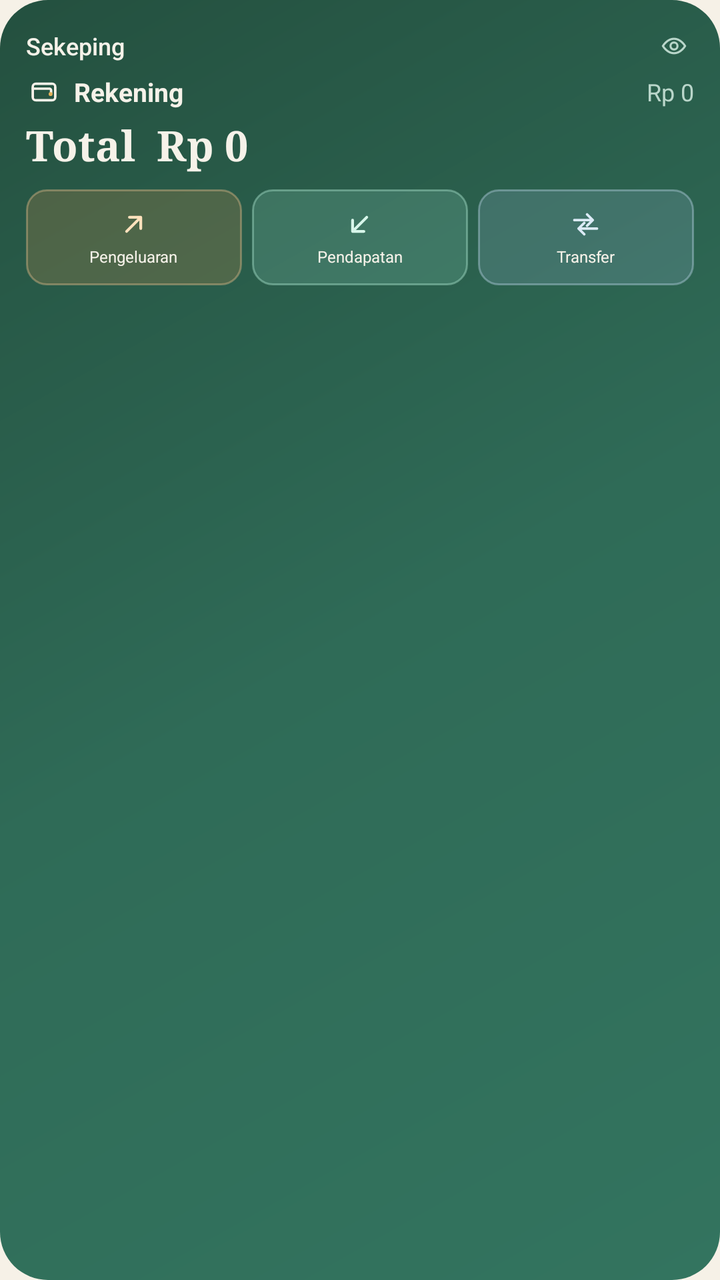
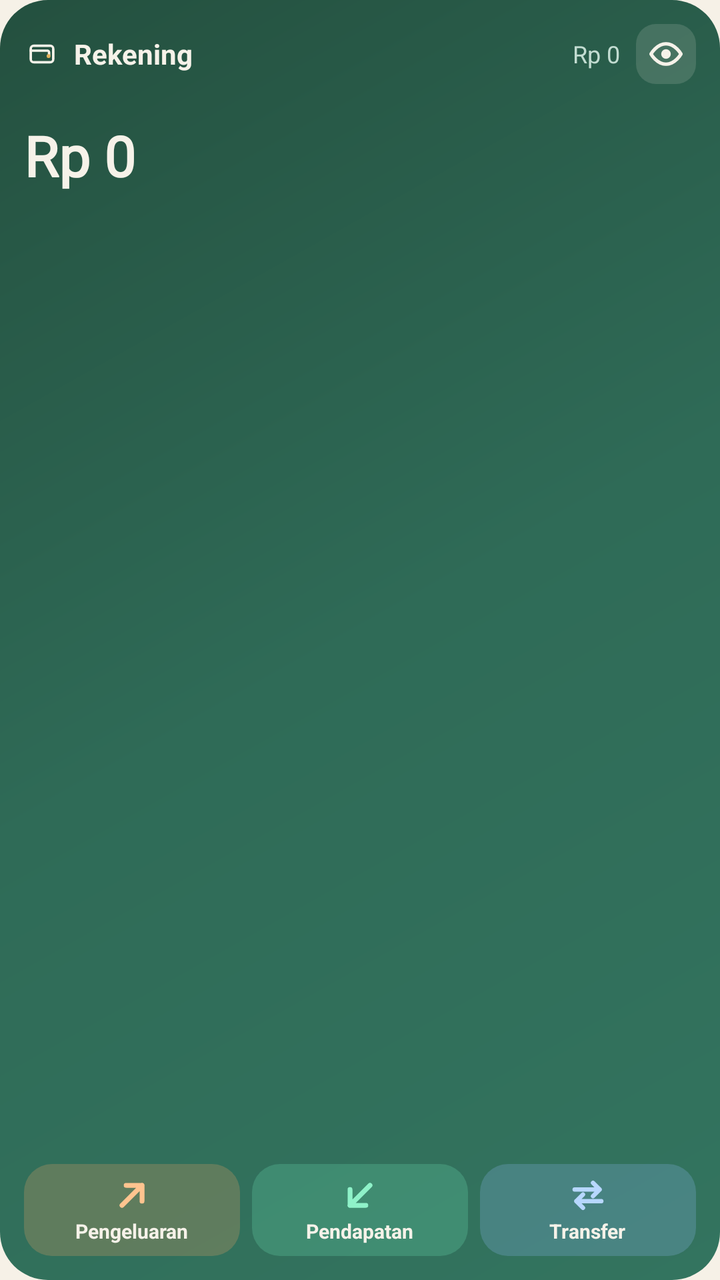

Before-and-after screenshots of an Android layout around one commit, followed by the original layout XML and the change that was made.
<!-- AndroidManifest.xml: application theme Theme.Sekeping -->
<!-- res/layout/widget_sekeping_medium.xml -->
<?xml version="1.0" encoding="utf-8"?>
<LinearLayout xmlns:android="http://schemas.android.com/apk/res/android"
    android:id="@+id/widget_root"
    android:layout_width="match_parent"
    android:layout_height="match_parent"
    android:background="@drawable/widget_bg"
    android:contentDescription="@string/widget_open"
    android:orientation="vertical"
    android:padding="13dp">

    <LinearLayout
        android:layout_width="match_parent"
        android:layout_height="wrap_content"
        android:gravity="center_vertical"
        android:orientation="horizontal">

        <TextView
            android:layout_width="wrap_content"
            android:layout_height="wrap_content"
            android:fontFamily="sans-serif-medium"
            android:text="@string/app_name"
            android:textColor="@color/widget_cream"
            android:textSize="12sp" />

        <TextView
            android:layout_width="0dp"
            android:layout_height="1dp"
            android:layout_weight="1" />

        <ImageView
            android:id="@+id/widget_eye"
            android:layout_width="20dp"
            android:layout_height="20dp"
            android:contentDescription="@string/widget_toggle_amounts"
            android:padding="3dp"
            android:src="@drawable/ic_eye"
            android:tint="@color/widget_muted" />
    </LinearLayout>

    <LinearLayout
        android:layout_width="match_parent"
        android:layout_height="wrap_content"
        android:layout_marginTop="4dp"
        android:gravity="center_vertical"
        android:orientation="horizontal">

        <ImageView
            android:id="@+id/widget_provider_icon"
            android:layout_width="18dp"
            android:layout_height="18dp"
            android:contentDescription="@string/widget_provider"
            android:src="@drawable/ic_wallet" />

        <TextView
            android:id="@+id/widget_provider"
            android:layout_width="0dp"
            android:layout_height="wrap_content"
            android:layout_marginStart="6dp"
            android:layout_weight="1"
            android:ellipsize="end"
            android:maxLines="1"
            android:text="@string/widget_provider"
            android:textColor="@color/widget_cream"
            android:textSize="13sp"
            android:textStyle="bold" />

        <TextView
            android:id="@+id/widget_provider_balance"
            android:layout_width="wrap_content"
            android:layout_height="wrap_content"
            android:layout_marginStart="8dp"
            android:ellipsize="end"
            android:maxLines="1"
            android:text="Rp 0"
            android:textColor="@color/widget_muted"
            android:textSize="12sp" />
    </LinearLayout>

    <TextView
        android:id="@+id/widget_total"
        android:layout_width="match_parent"
        android:layout_height="wrap_content"
        android:layout_marginTop="3dp"
        android:ellipsize="end"
        android:fontFamily="serif"
        android:maxLines="1"
        android:text="Total  Rp 0"
        android:textColor="@color/widget_cream"
        android:textSize="21sp"
        android:textStyle="bold" />

    <LinearLayout
        android:layout_width="match_parent"
        android:layout_height="48dp"
        android:layout_marginTop="8dp"
        android:orientation="horizontal">

        <LinearLayout
            android:id="@+id/widget_expense"
            android:layout_width="0dp"
            android:layout_height="match_parent"
            android:layout_marginEnd="5dp"
            android:layout_weight="1"
            android:background="@drawable/widget_btn_expense"
            android:clickable="true"
            android:contentDescription="@string/widget_expense"
            android:focusable="true"
            android:gravity="center"
            android:orientation="vertical">

            <ImageView
                android:layout_width="17dp"
                android:layout_height="17dp"
                android:contentDescription="@string/widget_expense"
                android:src="@drawable/ic_widget_expense"
                android:tint="@color/widget_icon_expense" />

            <TextView
                android:id="@+id/widget_expense_label"
                android:layout_width="wrap_content"
                android:layout_height="wrap_content"
                android:layout_marginTop="2dp"
                android:maxLines="1"
                android:text="@string/widget_expense"
                android:textColor="@color/widget_cream"
                android:textSize="8sp" />
        </LinearLayout>

        <LinearLayout
            android:id="@+id/widget_income"
            android:layout_width="0dp"
            android:layout_height="match_parent"
            android:layout_marginEnd="5dp"
            android:layout_weight="1"
            android:background="@drawable/widget_btn_income"
            android:clickable="true"
            android:contentDescription="@string/widget_income"
            android:focusable="true"
            android:gravity="center"
            android:orientation="vertical">

            <ImageView
                android:layout_width="17dp"
                android:layout_height="17dp"
                android:contentDescription="@string/widget_income"
                android:src="@drawable/ic_widget_income"
                android:tint="@color/widget_icon_income" />

            <TextView
                android:id="@+id/widget_income_label"
                android:layout_width="wrap_content"
                android:layout_height="wrap_content"
                android:layout_marginTop="2dp"
                android:maxLines="1"
                android:text="@string/widget_income"
                android:textColor="@color/widget_cream"
                android:textSize="8sp" />
        </LinearLayout>

        <LinearLayout
            android:id="@+id/widget_transfer"
            android:layout_width="0dp"
            android:layout_height="match_parent"
            android:layout_weight="1"
            android:background="@drawable/widget_btn_transfer"
            android:clickable="true"
            android:contentDescription="@string/widget_transfer"
            android:focusable="true"
            android:gravity="center"
            android:orientation="vertical">

            <ImageView
                android:layout_width="17dp"
                android:layout_height="17dp"
                android:contentDescription="@string/widget_transfer"
                android:src="@drawable/ic_widget_transfer"
                android:tint="@color/widget_icon_transfer" />

            <TextView
                android:id="@+id/widget_transfer_label"
                android:layout_width="wrap_content"
                android:layout_height="wrap_content"
                android:layout_marginTop="2dp"
                android:maxLines="1"
                android:text="@string/widget_transfer"
                android:textColor="@color/widget_cream"
                android:textSize="8sp" />
        </LinearLayout>
    </LinearLayout>
</LinearLayout>
<!-- resources referenced by this layout -->
<resources>
  <color name="widget_icon_expense">#FFE1BC</color>
  <color name="widget_icon_income">#D8F6EA</color>
  <color name="widget_icon_transfer">#DCEBF7</color>
  <color name="widget_muted">#B9D6CA</color>
  <!-- drawable ic_eye (drawable) -->
  <vector xmlns:android="http://schemas.android.com/apk/res/android"
      android:width="24dp" android:height="24dp"
      android:viewportWidth="24" android:viewportHeight="24">
      <path android:fillColor="#00000000" android:strokeColor="#FFFFFFFF" android:strokeWidth="1.8"
          android:pathData="M2.5,12S6,5.8 12,5.8 21.5,12 21.5,12 18,18.2 12,18.2 2.5,12 2.5,12Z" />
      <path android:fillColor="#00000000" android:strokeColor="#FFFFFFFF" android:strokeWidth="1.8"
          android:pathData="M12,12m-3,0a3,3 0 1,0 6,0a3,3 0 1,0 -6,0" />
  </vector>
  <!-- drawable ic_widget_expense (drawable) -->
  <?xml version="1.0" encoding="utf-8"?>
  <vector xmlns:android="http://schemas.android.com/apk/res/android"
      android:width="24dp"
      android:height="24dp"
      android:viewportWidth="24"
      android:viewportHeight="24">
      <path
          android:fillColor="#00000000"
          android:pathData="M7,17L17,7M9,7h8v8"
          android:strokeColor="#FFFFFFFF"
          android:strokeLineCap="round"
          android:strokeLineJoin="round"
          android:strokeWidth="1.9" />
  </vector>
  <!-- drawable ic_widget_income (drawable) -->
  <?xml version="1.0" encoding="utf-8"?>
  <vector xmlns:android="http://schemas.android.com/apk/res/android"
      android:width="24dp"
      android:height="24dp"
      android:viewportWidth="24"
      android:viewportHeight="24">
      <path
          android:fillColor="#00000000"
          android:pathData="M17,7L7,17M15,17H7V9"
          android:strokeColor="#FFFFFFFF"
          android:strokeLineCap="round"
          android:strokeLineJoin="round"
          android:strokeWidth="1.9" />
  </vector>
  <!-- drawable ic_widget_transfer (drawable) -->
  <?xml version="1.0" encoding="utf-8"?>
  <vector xmlns:android="http://schemas.android.com/apk/res/android"
      android:width="24dp"
      android:height="24dp"
      android:viewportWidth="24"
      android:viewportHeight="24">
      <path
          android:fillColor="#00000000"
          android:pathData="M4,9h13m-4,-4l4,4l-4,4M20,15H7m4,4l-4,-4l4,-4"
          android:strokeColor="#FFFFFFFF"
          android:strokeLineCap="round"
          android:strokeLineJoin="round"
          android:strokeWidth="1.8" />
  </vector>
  <!-- drawable widget_btn_expense (drawable) -->
  <?xml version="1.0" encoding="utf-8"?>
  <ripple xmlns:android="http://schemas.android.com/apk/res/android"
      android:color="#33FFFFFF">
      <item>
          <shape android:shape="rectangle">
              <solid android:color="#3DC98A4B" />
              <corners android:radius="10dp" />
              <stroke
                  android:width="1dp"
                  android:color="#66E8BE8C" />
          </shape>
      </item>
  </ripple>
  <!-- drawable widget_btn_income (drawable) -->
  <?xml version="1.0" encoding="utf-8"?>
  <ripple xmlns:android="http://schemas.android.com/apk/res/android"
      android:color="#33FFFFFF">
      <item>
          <shape android:shape="rectangle">
              <solid android:color="#338FD8C0" />
              <corners android:radius="10dp" />
              <stroke
                  android:width="1dp"
                  android:color="#66B4EED8" />
          </shape>
      </item>
  </ripple>
  <!-- drawable widget_btn_transfer (drawable) -->
  <?xml version="1.0" encoding="utf-8"?>
  <ripple xmlns:android="http://schemas.android.com/apk/res/android"
      android:color="#33FFFFFF">
      <item>
          <shape android:shape="rectangle">
              <solid android:color="#339DBBD4" />
              <corners android:radius="10dp" />
              <stroke
                  android:width="1dp"
                  android:color="#66BED7EC" />
          </shape>
      </item>
  </ripple>
  <string name="app_name">Sekeping</string>
  <!-- unchanged entries left out for length: 14 -->
</resources>

<!-- the commit's change to res/layout/widget_sekeping_medium.xml (unified diff, before → after) -->
@@ -6,41 +6,11 @@
     android:background="@drawable/widget_bg"
     android:contentDescription="@string/widget_open"
     android:orientation="vertical"
-    android:padding="13dp">
+    android:padding="12dp">
 
     <LinearLayout
         android:layout_width="match_parent"
         android:layout_height="wrap_content"
-        android:gravity="center_vertical"
-        android:orientation="horizontal">
-
-        <TextView
-            android:layout_width="wrap_content"
-            android:layout_height="wrap_content"
-            android:fontFamily="sans-serif-medium"
-            android:text="@string/app_name"
-            android:textColor="@color/widget_cream"
-            android:textSize="12sp" />
-
-        <TextView
-            android:layout_width="0dp"
-            android:layout_height="1dp"
-            android:layout_weight="1" />
-
-        <ImageView
-            android:id="@+id/widget_eye"
-            android:layout_width="20dp"
-            android:layout_height="20dp"
-            android:contentDescription="@string/widget_toggle_amounts"
-            android:padding="3dp"
-            android:src="@drawable/ic_eye"
-            android:tint="@color/widget_muted" />
-    </LinearLayout>
-
-    <LinearLayout
-        android:layout_width="match_parent"
-        android:layout_height="wrap_content"
-        android:layout_marginTop="4dp"
         android:gravity="center_vertical"
         android:orientation="horizontal">
 
@@ -55,51 +25,77 @@
             android:id="@+id/widget_provider"
             android:layout_width="0dp"
             android:layout_height="wrap_content"
-            android:layout_marginStart="6dp"
+            android:layout_marginStart="7dp"
             android:layout_weight="1"
             android:ellipsize="end"
             android:maxLines="1"
             android:text="@string/widget_provider"
             android:textColor="@color/widget_cream"
-            android:textSize="13sp"
+            android:textSize="14sp"
             android:textStyle="bold" />
 
         <TextView
             android:id="@+id/widget_provider_balance"
             android:layout_width="wrap_content"
             android:layout_height="wrap_content"
-            android:layout_marginStart="8dp"
+            android:layout_marginStart="6dp"
             android:ellipsize="end"
             android:maxLines="1"
             android:text="Rp 0"
             android:textColor="@color/widget_muted"
             android:textSize="12sp" />
+
+        <ImageView
+            android:id="@+id/widget_eye"
+            android:layout_width="30dp"
+            android:layout_height="30dp"
+            android:layout_marginStart="8dp"
+            android:background="@drawable/widget_chip"
+            android:contentDescription="@string/widget_toggle_amounts"
+            android:padding="6dp"
+            android:src="@drawable/ic_eye"
+            android:tint="@color/widget_cream" />
     </LinearLayout>
+
+    <TextView
+        android:id="@+id/widget_total_label"
+        android:layout_width="match_parent"
+        android:layout_height="wrap_content"
+        android:layout_marginTop="6dp"
+        android:ellipsize="end"
+        android:letterSpacing="0.14"
+        android:maxLines="1"
+        android:textAllCaps="true"
+        android:textColor="@color/widget_muted"
+        android:textSize="8sp"
+        android:textStyle="bold" />
 
     <TextView
         android:id="@+id/widget_total"
         android:layout_width="match_parent"
         android:layout_height="wrap_content"
-        android:layout_marginTop="3dp"
         android:ellipsize="end"
-        android:fontFamily="serif"
         android:maxLines="1"
-        android:text="Total  Rp 0"
+        android:text="Rp 0"
         android:textColor="@color/widget_cream"
-        android:textSize="21sp"
-        android:textStyle="bold" />
+        android:textSize="28sp"
+        android:textStyle="bold"
+        style="@style/WidgetBalance" />
+
+    <View
+        android:layout_width="match_parent"
+        android:layout_height="0dp"
+        android:layout_weight="1" />
 
     <LinearLayout
         android:layout_width="match_parent"
-        android:layout_height="48dp"
-        android:layout_marginTop="8dp"
+        android:layout_height="46dp"
         android:orientation="horizontal">
 
         <LinearLayout
             android:id="@+id/widget_expense"
             android:layout_width="0dp"
             android:layout_height="match_parent"
-            android:layout_marginEnd="5dp"
             android:layout_weight="1"
             android:background="@drawable/widget_btn_expense"
             android:clickable="true"
@@ -109,8 +105,8 @@
             android:orientation="vertical">
 
             <ImageView
-                android:layout_width="17dp"
-                android:layout_height="17dp"
+                android:layout_width="20dp"
+                android:layout_height="20dp"
                 android:contentDescription="@string/widget_expense"
                 android:src="@drawable/ic_widget_expense"
                 android:tint="@color/widget_icon_expense" />
@@ -119,18 +115,19 @@
                 android:id="@+id/widget_expense_label"
                 android:layout_width="wrap_content"
                 android:layout_height="wrap_content"
-                android:layout_marginTop="2dp"
+                android:layout_marginTop="1dp"
                 android:maxLines="1"
                 android:text="@string/widget_expense"
                 android:textColor="@color/widget_cream"
-                android:textSize="8sp" />
+                android:textSize="10sp"
+                android:textStyle="bold" />
         </LinearLayout>
 
         <LinearLayout
             android:id="@+id/widget_income"
             android:layout_width="0dp"
             android:layout_height="match_parent"
-            android:layout_marginEnd="5dp"
+            android:layout_marginStart="6dp"
             android:layout_weight="1"
             android:background="@drawable/widget_btn_income"
             android:clickable="true"
@@ -140,8 +137,8 @@
             android:orientation="vertical">
 
             <ImageView
-                android:layout_width="17dp"
-                android:layout_height="17dp"
+                android:layout_width="20dp"
+                android:layout_height="20dp"
                 android:contentDescription="@string/widget_income"
                 android:src="@drawable/ic_widget_income"
                 android:tint="@color/widget_icon_income" />
@@ -150,17 +147,19 @@
                 android:id="@+id/widget_income_label"
                 android:layout_width="wrap_content"
                 android:layout_height="wrap_content"
-                android:layout_marginTop="2dp"
+                android:layout_marginTop="1dp"
                 android:maxLines="1"
                 android:text="@string/widget_income"
                 android:textColor="@color/widget_cream"
-                android:textSize="8sp" />
+                android:textSize="10sp"
+                android:textStyle="bold" />
         </LinearLayout>
 
         <LinearLayout
             android:id="@+id/widget_transfer"
             android:layout_width="0dp"
             android:layout_height="match_parent"
+            android:layout_marginStart="6dp"
             android:layout_weight="1"
             android:background="@drawable/widget_btn_transfer"
             android:clickable="true"
@@ -170,8 +169,8 @@
             android:orientation="vertical">
 
             <ImageView
-                android:layout_width="17dp"
-                android:layout_height="17dp"
+                android:layout_width="20dp"
+                android:layout_height="20dp"
                 android:contentDescription="@string/widget_transfer"
                 android:src="@drawable/ic_widget_transfer"
                 android:tint="@color/widget_icon_transfer" />
@@ -180,11 +179,12 @@
                 android:id="@+id/widget_transfer_label"
                 android:layout_width="wrap_content"
                 android:layout_height="wrap_content"
-                android:layout_marginTop="2dp"
+                android:layout_marginTop="1dp"
                 android:maxLines="1"
                 android:text="@string/widget_transfer"
                 android:textColor="@color/widget_cream"
-                android:textSize="8sp" />
+                android:textSize="10sp"
+                android:textStyle="bold" />
         </LinearLayout>
     </LinearLayout>
 </LinearLayout>
<!-- resource entries referenced after the edit -->
@@ -1,17 +1,19 @@
 <!-- resources referenced by this layout -->
 <resources>
-  <color name="widget_icon_expense">#FFE1BC</color>
-  <color name="widget_icon_income">#D8F6EA</color>
-  <color name="widget_icon_transfer">#DCEBF7</color>
-  <color name="widget_muted">#B9D6CA</color>
+  <color name="widget_icon_expense">#FFC48F</color>
+  <color name="widget_icon_income">#8FF2C9</color>
+  <color name="widget_icon_transfer">#B7D7FF</color>
+  <color name="widget_muted">#C2DCD1</color>
   <!-- drawable ic_eye (drawable) -->
+  <?xml version="1.0" encoding="utf-8"?>
   <vector xmlns:android="http://schemas.android.com/apk/res/android"
       android:width="24dp" android:height="24dp"
       android:viewportWidth="24" android:viewportHeight="24">
-      <path android:fillColor="#00000000" android:strokeColor="#FFFFFFFF" android:strokeWidth="1.8"
-          android:pathData="M2.5,12S6,5.8 12,5.8 21.5,12 21.5,12 18,18.2 12,18.2 2.5,12 2.5,12Z" />
-      <path android:fillColor="#00000000" android:strokeColor="#FFFFFFFF" android:strokeWidth="1.8"
-          android:pathData="M12,12m-3,0a3,3 0 1,0 6,0a3,3 0 1,0 -6,0" />
+      <path android:fillColor="#00000000" android:strokeColor="#FFFFFFFF" android:strokeWidth="2.3"
+          android:strokeLineJoin="round"
+          android:pathData="M2,12S5.8,5.2 12,5.2 22,12 22,12 18.2,18.8 12,18.8 2,12 2,12Z" />
+      <path android:fillColor="#FFFFFFFF"
+          android:pathData="M12,8.8a3.2,3.2 0 1,0 0,6.4a3.2,3.2 0 1,0 0,-6.4Z" />
   </vector>
   <!-- drawable ic_widget_expense (drawable) -->
   <?xml version="1.0" encoding="utf-8"?>
@@ -22,11 +24,11 @@
       android:viewportHeight="24">
       <path
           android:fillColor="#00000000"
-          android:pathData="M7,17L17,7M9,7h8v8"
+          android:pathData="M6,18L18,6M8.5,6H18V15.5"
           android:strokeColor="#FFFFFFFF"
           android:strokeLineCap="round"
           android:strokeLineJoin="round"
-          android:strokeWidth="1.9" />
+          android:strokeWidth="2.9" />
   </vector>
   <!-- drawable ic_widget_income (drawable) -->
   <?xml version="1.0" encoding="utf-8"?>
@@ -37,11 +39,11 @@
       android:viewportHeight="24">
       <path
           android:fillColor="#00000000"
-          android:pathData="M17,7L7,17M15,17H7V9"
+          android:pathData="M18,6L6,18M15.5,18H6V8.5"
           android:strokeColor="#FFFFFFFF"
           android:strokeLineCap="round"
           android:strokeLineJoin="round"
-          android:strokeWidth="1.9" />
+          android:strokeWidth="2.9" />
   </vector>
   <!-- drawable ic_widget_transfer (drawable) -->
   <?xml version="1.0" encoding="utf-8"?>
@@ -52,55 +54,56 @@
       android:viewportHeight="24">
       <path
           android:fillColor="#00000000"
-          android:pathData="M4,9h13m-4,-4l4,4l-4,4M20,15H7m4,4l-4,-4l4,-4"
+          android:pathData="M4,8.5H19M15,4.5L19,8.5L15,12.5M20,15.5H5M9,11.5L5,15.5L9,19.5"
           android:strokeColor="#FFFFFFFF"
           android:strokeLineCap="round"
           android:strokeLineJoin="round"
-          android:strokeWidth="1.8" />
+          android:strokeWidth="2.6" />
   </vector>
   <!-- drawable widget_btn_expense (drawable) -->
   <?xml version="1.0" encoding="utf-8"?>
   <ripple xmlns:android="http://schemas.android.com/apk/res/android"
-      android:color="#33FFFFFF">
+      android:color="#40FFFFFF">
       <item>
           <shape android:shape="rectangle">
-              <solid android:color="#3DC98A4B" />
-              <corners android:radius="10dp" />
-              <stroke
-                  android:width="1dp"
-                  android:color="#66E8BE8C" />
+              <solid android:color="#3DF0A264" />
+              <corners android:radius="14dp" />
           </shape>
       </item>
   </ripple>
   <!-- drawable widget_btn_income (drawable) -->
   <?xml version="1.0" encoding="utf-8"?>
   <ripple xmlns:android="http://schemas.android.com/apk/res/android"
-      android:color="#33FFFFFF">
+      android:color="#40FFFFFF">
       <item>
           <shape android:shape="rectangle">
-              <solid android:color="#338FD8C0" />
-              <corners android:radius="10dp" />
-              <stroke
-                  android:width="1dp"
-                  android:color="#66B4EED8" />
+              <solid android:color="#3D6FE3B5" />
+              <corners android:radius="14dp" />
           </shape>
       </item>
   </ripple>
   <!-- drawable widget_btn_transfer (drawable) -->
   <?xml version="1.0" encoding="utf-8"?>
   <ripple xmlns:android="http://schemas.android.com/apk/res/android"
-      android:color="#33FFFFFF">
+      android:color="#40FFFFFF">
       <item>
           <shape android:shape="rectangle">
-              <solid android:color="#339DBBD4" />
-              <corners android:radius="10dp" />
-              <stroke
-                  android:width="1dp"
-                  android:color="#66BED7EC" />
+              <solid android:color="#3D8DB8F0" />
+              <corners android:radius="14dp" />
           </shape>
       </item>
   </ripple>
-  <string name="app_name">Sekeping</string>
+  <!-- drawable widget_chip (drawable) -->
+  <?xml version="1.0" encoding="utf-8"?>
+  <shape xmlns:android="http://schemas.android.com/apk/res/android"
+      android:shape="rectangle">
+      <solid android:color="#24F6F2E9" />
+      <corners android:radius="10dp" />
+  </shape>
+  <style name="WidgetBalance">
+          <item name="android:fontFamily">serif</item>
+          <item name="android:textStyle">bold</item>
+      </style>
   <!-- unchanged entries left out for length: 14 -->
 </resources>
 
